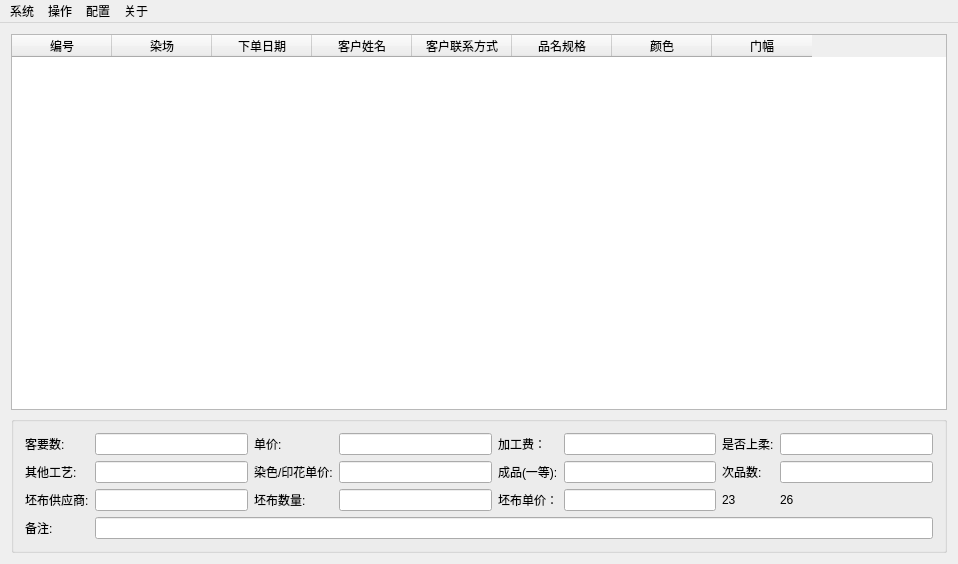
Qt form qtcode/linyafangzhi/ui/ui_mainwindow.ui (MingYueRuYa/cprimeprimecode) before a commit.
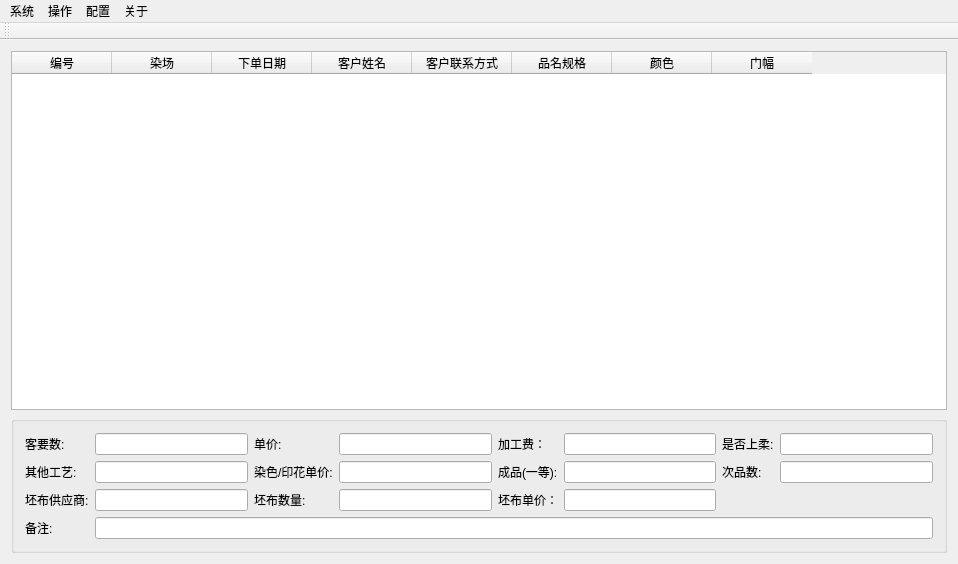
The same form after that commit. Icons and pictures are not drawn.

Diff of the .ui file:
```diff
--- a/qtcode/linyafangzhi/ui/ui_mainwindow.ui
+++ b/qtcode/linyafangzhi/ui/ui_mainwindow.ui
@@ -344,7 +344,7 @@
               </sizepolicy>
              </property>
              <property name="text">
-              <string>23</string>
+              <string/>
              </property>
             </widget>
            </item>
@@ -381,7 +381,7 @@
               </sizepolicy>
              </property>
              <property name="text">
-              <string>26</string>
+              <string/>
              </property>
             </widget>
            </item>
@@ -466,6 +466,17 @@
    <addaction name="menu_3"/>
    <addaction name="menu_4"/>
   </widget>
+  <widget class="QToolBar" name="mToolBar">
+   <property name="windowTitle">
+    <string>toolBar</string>
+   </property>
+   <attribute name="toolBarArea">
+    <enum>TopToolBarArea</enum>
+   </attribute>
+   <attribute name="toolBarBreak">
+    <bool>false</bool>
+   </attribute>
+  </widget>
   <action name="action_exit">
    <property name="text">
     <string>退出</string>
```
Left out of the diff: 46 changed lines with no effect on the pictures.
